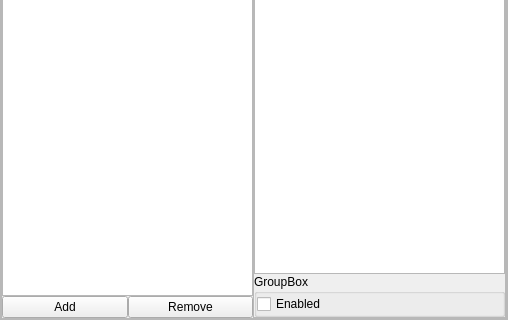
Old version of the form src/gui/viewDialog.ui in the repository 519984307/stellarium_src; both pictures show x 0 to 508 and y 197 to 517 of the 508 by 517 pixel window.
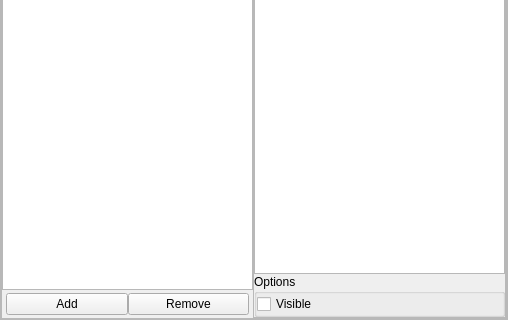
New version of the form. Icons and pictures are not drawn. Custom widgets are drawn as their Qt base class.

Commit message: GUI wording and style fix.

Diff of the .ui file:
```diff
--- a/src/gui/viewDialog.ui
+++ b/src/gui/viewDialog.ui
@@ -1518,6 +1518,18 @@
                </item>
                <item>
                 <layout class="QHBoxLayout" name="horizontalLayout">
+                 <property name="leftMargin">
+                  <number>4</number>
+                 </property>
+                 <property name="topMargin">
+                  <number>3</number>
+                 </property>
+                 <property name="rightMargin">
+                  <number>4</number>
+                 </property>
+                 <property name="bottomMargin">
+                  <number>3</number>
+                 </property>
                  <item>
                   <widget class="QPushButton" name="addSkyLayerPushButton">
                    <property name="text">
@@ -1564,7 +1576,7 @@
                 <item>
                  <widget class="QGroupBox" name="groupBox">
                   <property name="title">
-                   <string>GroupBox</string>
+                   <string>Options</string>
                   </property>
                   <layout class="QGridLayout" name="gridLayout_5">
                    <property name="margin">
@@ -1573,7 +1585,7 @@
                    <item row="0" column="0">
                     <widget class="QCheckBox" name="skyLayerEnableCheckBox">
                      <property name="text">
-                      <string>Enabled</string>
+                      <string>Visible</string>
                      </property>
                     </widget>
                    </item>
```
